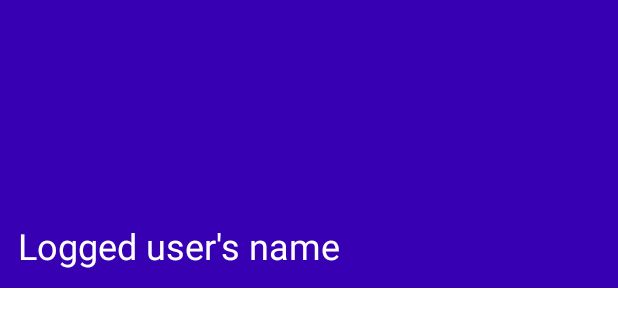
After one commit to Az3r/Android.StudentManager, an Android app: the layout nav_header.xml on its own in the app's theme, with its tools: preview values and no code run, on a phone screen of 412 x 824 dp. The commit adds this screen. Shown: the top 327 px of the screen. Run offline under Robolectric (Android 15) with nearby library versions, the phone set to English and light mode, and no system bars.

Commit message:
sidebar header

```diff
--- a/app/src/main/res/layout/activity_main.xml
+++ b/app/src/main/res/layout/activity_main.xml
@@ -1,5 +1,6 @@
 <?xml version="1.0" encoding="utf-8"?>
 <androidx.drawerlayout.widget.DrawerLayout xmlns:android="http://schemas.android.com/apk/res/android"
+    xmlns:app="http://schemas.android.com/apk/res-auto"
     xmlns:tools="http://schemas.android.com/tools"
     android:id="@+id/drawer_layout"
     android:layout_width="match_parent"
@@ -10,9 +11,12 @@
     <include layout="@layout/app_bar_main" />
 
     <com.google.android.material.navigation.NavigationView
+
         android:id="@+id/nav_view"
         android:layout_width="match_parent"
         android:layout_height="wrap_content"
-        android:fitsSystemWindows="true" />
+        android:fitsSystemWindows="true"
+        app:headerLayout="@layout/nav_header"
+        app:menu="@menu/menu_sidebar" />
 
 </androidx.drawerlayout.widget.DrawerLayout>
--- /dev/null
+++ b/app/src/main/res/layout/nav_header.xml
@@ -0,0 +1,21 @@
+<?xml version="1.0" encoding="utf-8"?>
+<androidx.constraintlayout.widget.ConstraintLayout xmlns:android="http://schemas.android.com/apk/res/android"
+    xmlns:app="http://schemas.android.com/apk/res-auto"
+    android:layout_width="match_parent"
+    android:layout_height="192dp"
+    android:background="?attr/colorPrimaryDark">
+
+    <TextView
+        android:id="@+id/logged_user_name"
+        style="@style/TextAppearance.MaterialComponents.Headline5"
+        android:layout_width="match_parent"
+        android:layout_height="wrap_content"
+        android:text="Logged user's name"
+        android:layout_marginBottom="12dp"
+        android:layout_marginStart="12dp"
+        android:textColor="?attr/colorOnPrimary"
+        app:layout_constraintBottom_toBottomOf="parent"
+        app:layout_constraintEnd_toEndOf="parent"
+        app:layout_constraintStart_toStartOf="parent" />
+
+</androidx.constraintlayout.widget.ConstraintLayout>
--- a/app/src/main/res/menu/menu_sidebar.xml
+++ b/app/src/main/res/menu/menu_sidebar.xml
@@ -1,19 +1,21 @@
 <?xml version="1.0" encoding="utf-8"?>
 <menu xmlns:android="http://schemas.android.com/apk/res/android"
     xmlns:app="http://schemas.android.com/apk/res-auto">
+    <group android:id="@+id/group_user">
         <item
             android:id="@+id/menu_profile"
             android:icon="@drawable/ic_account"
             android:title="@string/text_your_profile"
             app:showAsAction="always" />
+    </group>
 
+    <group android:id="@+id/group_app">
         <item
             android:id="@+id/menu_setting"
             android:icon="@drawable/ic_setting"
             android:title="@string/text_setting"
             app:showAsAction="ifRoom" />
 
-    <group>
         <item
             android:id="@+id/menu_app_info"
             android:icon="@drawable/ic_info"
```
Lines whose indentation alone changed are shown as unchanged.
